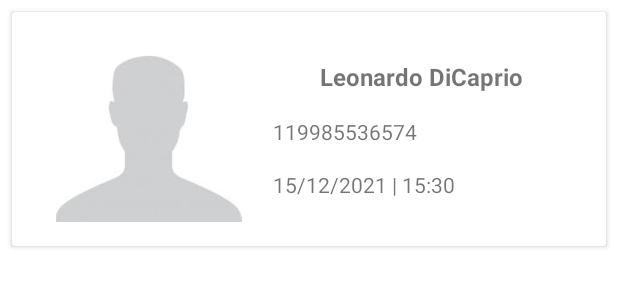
After one commit to Lucca465/AppExemploCadastro, an Android app: the layout adapter_paciente.xml on its own in the app's theme, with its tools: preview values and no code run, on a phone screen of 412 x 824 dp. The commit adds this screen. Shown: the top 300 px of the screen. Run offline under Robolectric (Android 15) with nearby library versions, the phone set to English and light mode, and no system bars.

Commit message:
Listando os pacietes

```diff
--- a/app/build.gradle
+++ b/app/build.gradle
@@ -46,5 +46,7 @@ dependencies {
     implementation 'com.google.firebase:firebase-database'
     implementation 'com.google.firebase:firebase-auth'
     implementation  'com.google.firebase:firebase-storage'
+
+    implementation 'com.squareup.picasso:picasso:2.71828'
 }
 apply plugin: 'com.google.gms.google-services'
--- a/app/src/main/java/com/example/appexemplocadastro/activity/CadastrarPacienteActivity.java
+++ b/app/src/main/java/com/example/appexemplocadastro/activity/CadastrarPacienteActivity.java
@@ -101,6 +101,7 @@ public class CadastrarPacienteActivity extends AppCompatActivity implements View
                         paciente.setFoto(urlConvertida);
                         paciente.salvar();
                         exibirMensagemErro("salvo com sucesso");
+                        finish();
                     }
                 });
 
--- /dev/null
+++ b/app/src/main/res/layout/adapter_paciente.xml
@@ -0,0 +1,55 @@
+<?xml version="1.0" encoding="utf-8"?>
+<androidx.cardview.widget.CardView xmlns:android="http://schemas.android.com/apk/res/android"
+    xmlns:app="http://schemas.android.com/apk/res-auto"
+    android:layout_width="match_parent"
+    android:layout_height="wrap_content"
+    android:layout_margin="8dp">
+
+    <LinearLayout
+        android:layout_width="match_parent"
+        android:layout_height="140dp"
+        android:layout_margin="8dp"
+        android:orientation="horizontal"
+        android:padding="8dp">
+
+        <ImageView
+            android:id="@+id/imagePacienteView"
+            android:layout_width="150dp"
+            android:layout_height="wrap_content"
+            app:srcCompat="@drawable/perfil_vazio" />
+
+        <LinearLayout
+            android:layout_width="match_parent"
+            android:layout_height="match_parent"
+            android:layout_margin="8dp"
+            android:orientation="vertical">
+
+            <TextView
+                android:id="@+id/textNomeView"
+                android:layout_width="match_parent"
+                android:layout_height="wrap_content"
+                android:layout_marginTop="8dp"
+                android:layout_marginBottom="8dp"
+                android:gravity="center"
+                android:text="Leonardo DiCaprio"
+                android:textSize="16sp"
+                android:textStyle="bold" />
+
+            <TextView
+                android:id="@+id/textTelefoneView"
+                android:layout_width="match_parent"
+                android:layout_height="wrap_content"
+                android:layout_marginTop="8dp"
+                android:layout_marginBottom="8dp"
+                android:text="119985536574" />
+
+            <TextView
+                android:id="@+id/textConsultaView"
+                android:layout_width="match_parent"
+                android:layout_height="wrap_content"
+                android:layout_marginTop="8dp"
+                android:layout_marginBottom="8dp"
+                android:text="15/12/2021 | 15:30" />
+        </LinearLayout>
+    </LinearLayout>
+</androidx.cardview.widget.CardView>
```
Also changed, not shown: app/src/main/java/com/example/appexemplocadastro/Adapter/AdapterPacientes.java (added, +77 -0 lines), app/src/main/java/com/example/appexemplocadastro/activity/TelaFeed.java (+71 -0 lines), app/src/main/res/layout/activity_tela_feed.xml (+13 -1 lines).
